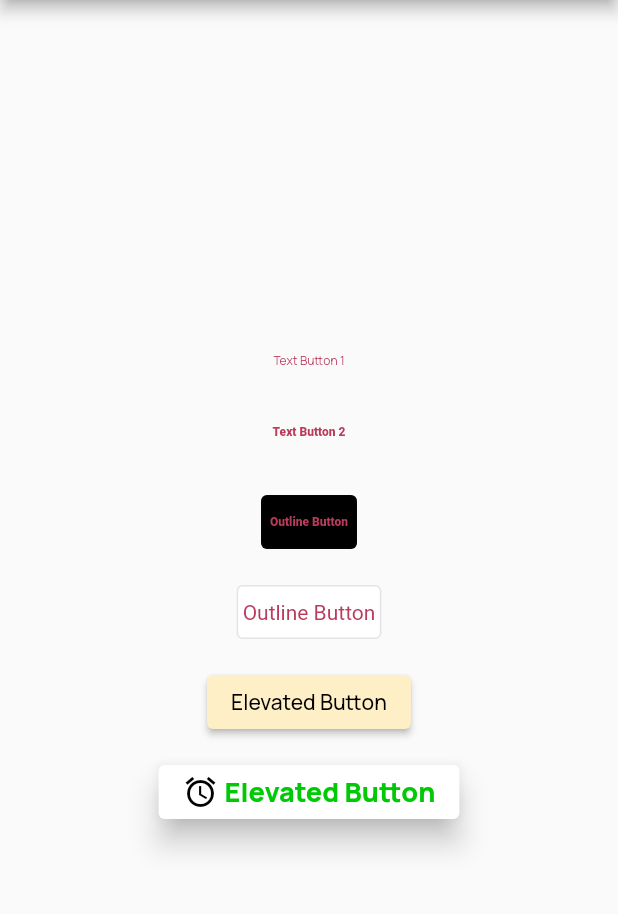
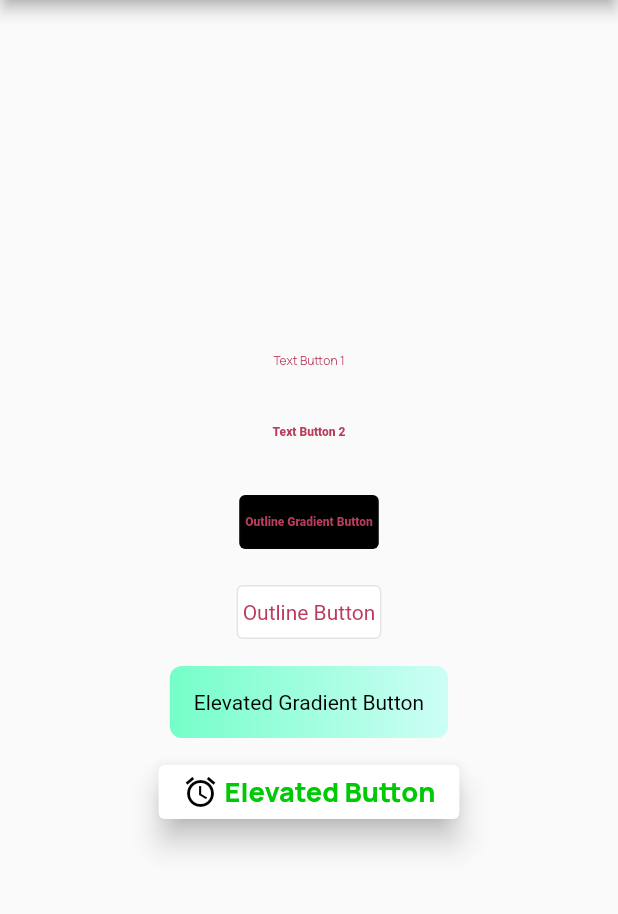
Before and after one commit to FLYINGKRIPTO/demo_class, a Flutter app: the screen it shows after launch, on a phone screen of 412 x 824 dp, the part 84-998 px from its top. Run offline on Flutter 3.47's test engine with Material 2 defaults, Android fonts, the light colour scheme and no system bars.

Commit message:
Added gradient support in elevated button

```diff
--- a/lib/base_button.dart
+++ b/lib/base_button.dart
@@ -15,6 +15,8 @@ class BaseButton extends StatelessWidget {
   final ButtonStyle? disabledButtonStyle;
   final TextStyle? buttonTextStyle;
   final bool? isDisabled;
+  final BoxDecoration? gradient;
+  final BorderRadius? borderRadius;
 
   const BaseButton({
     Key? key,
@@ -23,7 +25,9 @@ class BaseButton extends StatelessWidget {
     this.buttonStyle,
     this.buttonTextStyle,
     this.isDisabled = false,
-    this.disabledButtonStyle
+    this.disabledButtonStyle,
+    this.gradient,
+    this.borderRadius,
   }) : super(key: key);
 
   @override
--- a/lib/button_theme_helper.dart
+++ b/lib/button_theme_helper.dart
@@ -31,16 +31,18 @@ class ButtonThemeHelper {
           MaterialStateProperty.all(TextThemeHelper.displaySmallGreen600));
 
   /// Optional way where the function can serve as common function to return expected style
-  static elevatedButtonStyle({Color? color, double? elevation, TextStyle? textStyle,  Alignment? alignment}){
+  static elevatedButtonStyle(
+      {Color? color,
+      double? elevation,
+      TextStyle? textStyle,
+      Alignment? alignment}) {
     return theme.elevatedButtonTheme.style!.copyWith(
-        backgroundColor: MaterialStateProperty.all<Color>(
-          color ?? theme.primaryColor
-        ),
+        backgroundColor:
+            MaterialStateProperty.all<Color>(color ?? theme.primaryColor),
         elevation: MaterialStateProperty.all(
           elevation,
         ),
-        textStyle:
-        MaterialStateProperty.all(textStyle));
+        textStyle: MaterialStateProperty.all(textStyle));
   }
 
   static get elevatedButtonBlack => theme.elevatedButtonTheme.style!.copyWith(
@@ -64,4 +66,9 @@ class ButtonThemeHelper {
           TextThemeHelper.bodySmallWhite800,
         ),
       );
+
+  static get gradientButtonStyle => theme.textButtonTheme.style!.copyWith(
+        backgroundColor: MaterialStateProperty.all(ColorConstant.transparent),
+        shadowColor: MaterialStateProperty.all(ColorConstant.transparent),
+      );
 }
--- a/lib/custom_elevated_button.dart
+++ b/lib/custom_elevated_button.dart
@@ -1,5 +1,7 @@
 import 'package:demo_class_project/base_button.dart';
+import 'package:demo_class_project/decoration_helper.dart';
 import 'package:flutter/material.dart';
+import 'button_theme_helper.dart';
 
 /// Button which extends [BaseButton] class and returns an returns an [ElevatedButton[ widget
 /// has and extra [child] parameter, for the addition of custom child widgets to the button, giving more flexibility to the user.
@@ -14,6 +16,7 @@ class CustomElevatedButton extends BaseButton {
     ButtonStyle? buttonStyle,
     ButtonStyle? disabledButtonStyle,
     bool? isDisabled,
+    BoxDecoration? gradient,
     this.child,
     required String text,
   }) : super(
@@ -23,18 +26,26 @@ class CustomElevatedButton extends BaseButton {
           buttonStyle: buttonStyle,
           isDisabled: isDisabled,
           disabledButtonStyle: disabledButtonStyle,
+          gradient: gradient,
         );
 
   @override
   Widget build(BuildContext context) {
-    return ElevatedButton(
-      style: (isDisabled ?? false) ? disabledButtonStyle : buttonStyle,
+    return Container(
+      decoration: gradient,
+      child: ElevatedButton(
+        style: (isDisabled ?? false)
+            ? disabledButtonStyle
+            : (gradient == null)
+                ? buttonStyle
+                : ButtonThemeHelper.gradientButtonStyle,
         onPressed: (isDisabled ?? false) ? () {} : onTap,
         child: child ??
             Text(
               text,
               style: buttonTextStyle,
             ),
+      ),
     );
   }
 }
--- a/lib/custom_outlined_button.dart
+++ b/lib/custom_outlined_button.dart
@@ -1,4 +1,5 @@
 import 'package:demo_class_project/base_button.dart';
+import 'package:demo_class_project/button_theme_helper.dart';
 import 'package:flutter/material.dart';
 
 /// Button which extends [BaseButton] class and returns an returns an [OutlinedButton[ widget
@@ -14,6 +15,7 @@ class CustomOutlinedButton extends BaseButton {
     ButtonStyle? buttonStyle,
     ButtonStyle? disabledButtonStyle,
     bool? isDisabled,
+    BoxDecoration? gradient,
     this.child,
     required String text,
   }) : super(
@@ -23,6 +25,7 @@ class CustomOutlinedButton extends BaseButton {
           buttonStyle: buttonStyle,
           isDisabled: isDisabled,
           disabledButtonStyle: disabledButtonStyle,
+          gradient: gradient,
         );
 
   @override
--- /dev/null
+++ b/lib/decoration_helper.dart
@@ -0,0 +1,42 @@
+import 'package:demo_class_project/app_color_helper.dart';
+import 'package:flutter/material.dart';
+
+class DecorationHelper {
+  static BoxDecoration get circleOrange1_w3 => BoxDecoration(
+    borderRadius: BorderRadius.circular(48),
+    border: Border.all(
+      width: 3,
+      color: ColorConstant.chineseBlack,
+      style: BorderStyle.solid,
+    ),
+  );
+
+  static BoxDecoration get roundGreenGradient => const BoxDecoration(
+    color: ColorConstant.white,
+    shape: BoxShape.rectangle,
+    gradient: LinearGradient(
+      colors: [
+        ColorConstant.lightCyn,
+        ColorConstant.darkCyn,
+      ],
+    ),
+  );
+}
+
+extension DecorationBorderRadiis on BoxDecoration {
+  BoxDecoration get r8 => copyWith(
+        borderRadius: BorderRadius.circular(8.0),
+      );
+
+  BoxDecoration get r12 => copyWith(
+    borderRadius: BorderRadius.circular(12.0),
+  );
+
+  BoxDecoration get r16 => copyWith(
+    borderRadius: BorderRadius.circular(16.0),
+  );
+
+  BoxDecoration custom({required BorderRadius borderRadius}) {
+    return copyWith(borderRadius: borderRadius);
+  }
+}
--- a/lib/main.dart
+++ b/lib/main.dart
@@ -1,6 +1,7 @@
 import 'package:demo_class_project/app_theme.dart';
 import 'package:demo_class_project/custom_elevated_button.dart';
 import 'package:demo_class_project/custom_text_button.dart';
+import 'package:demo_class_project/decoration_helper.dart';
 import 'package:demo_class_project/text_theme_helper.dart';
 import 'package:flutter/material.dart';
 
@@ -69,7 +70,7 @@ class _MyHomePageState extends State<MyHomePage> {
               height: 12,
             ),
             CustomOutlinedButton(
-              text: "Outline Button",
+              text: "Outline Gradient Button",
               onTap: () {
                 const snackBar = SnackBar(
                   content: Text('Tapped Outlined Button 1'),
@@ -77,6 +78,7 @@ class _MyHomePageState extends State<MyHomePage> {
                 ScaffoldMessenger.of(context).showSnackBar(snackBar);
               },
               buttonStyle: ButtonThemeHelper.outlineButtonBlack,
+
             ),
             const SizedBox(
               height: 12,
@@ -95,9 +97,10 @@ class _MyHomePageState extends State<MyHomePage> {
               height: 12,
             ),
             CustomElevatedButton(
-              text: "Elevated Button",
+              text: "Elevated Gradient Button",
               onTap: () {},
               buttonStyle: ButtonThemeHelper.elevatedButtonBlack,
+              gradient: DecorationHelper.roundGreenGradient.r8,
             ),
             const SizedBox(
               height: 12,
```
Lines whose indentation alone changed are shown as unchanged.
